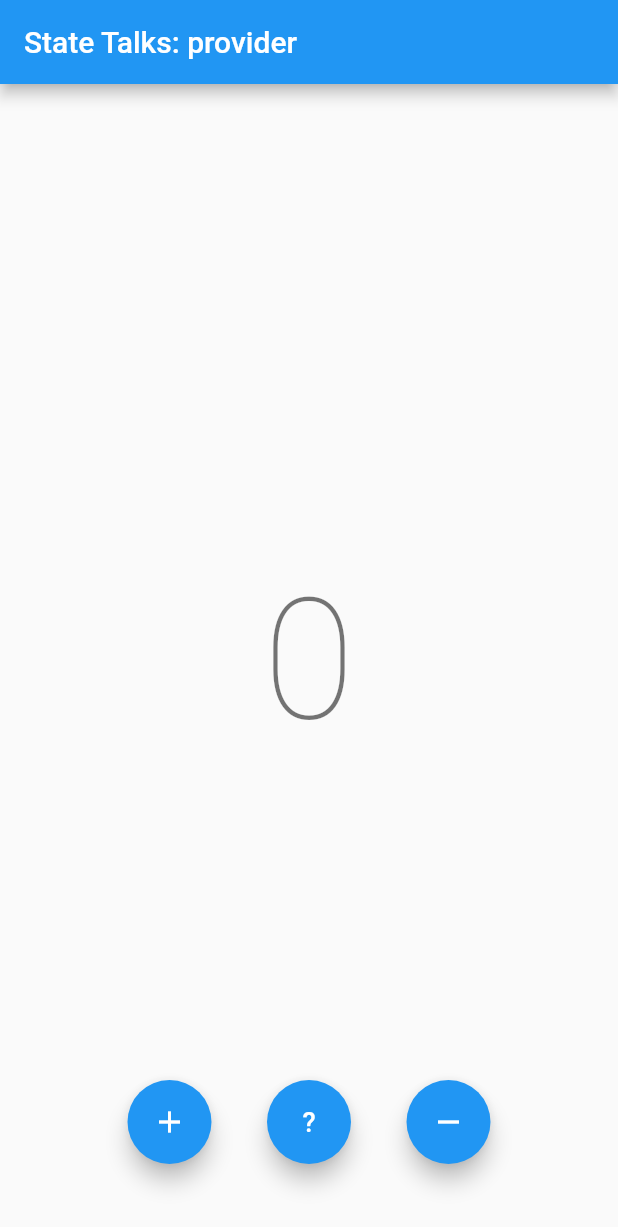
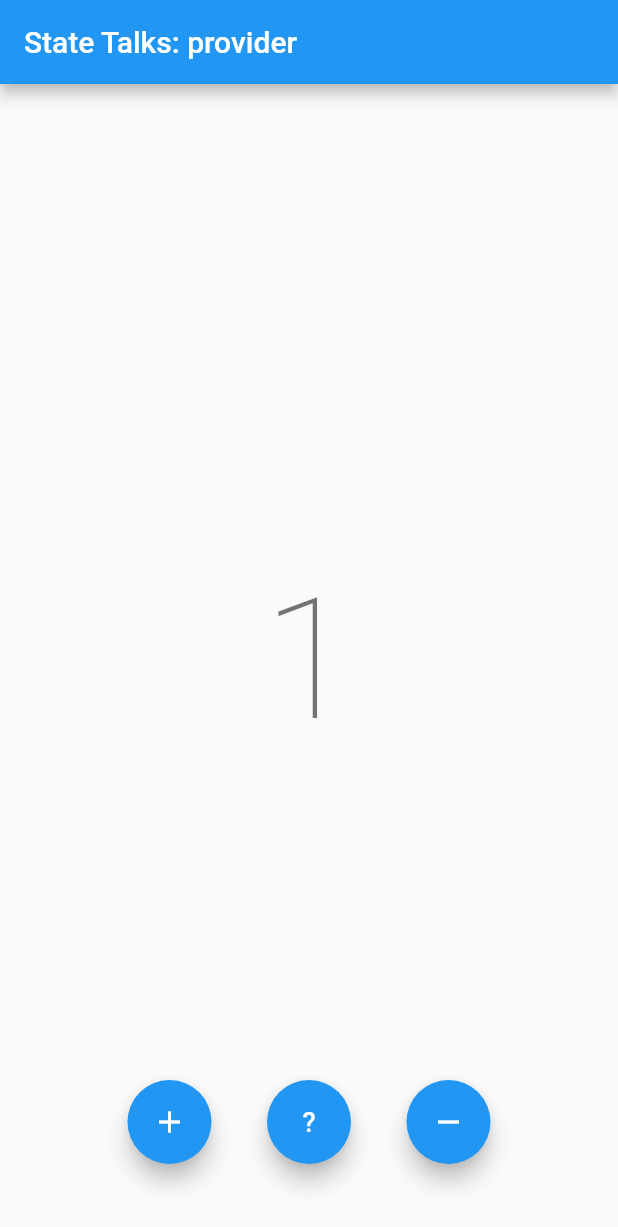
Before and after one commit to Flutter-Buddies/StateTalks, a Flutter app: the screen it shows after launch, after a tap on the "add" icon, on a phone screen of 412 x 824 dp. Shown: the top 1227 px of the screen. Run offline on Flutter 3.47's test engine with Material 2 defaults, Android fonts, the phone set to English and light mode, and no system bars.

Commit message:
provider/example/: huh, [add] what should be done fot InheritedWidget to work

```diff
--- a/provider/example/lib/counter_state.dart
+++ b/provider/example/lib/counter_state.dart
@@ -1,18 +1,47 @@
 import 'package:flutter/material.dart';
+import 'dart:math' as math;
 
-class CounterState extends InheritedWidget {
-  final int counterValue;
+class InheritedState extends InheritedWidget {
+  final CounterState counterState;
 
-  CounterState({
+  InheritedState({
     Key key,
-    @required this.counterValue,
+    @required this.counterState,
     @required Widget child,
   }) : super(key: key, child: child);
 
-  static CounterState of(BuildContext context) {
-    return context.dependOnInheritedWidgetOfExactType<CounterState>();
+  @override
+  bool updateShouldNotify(InheritedState old) => true;
+
+  static InheritedState of(BuildContext context) {
+    return context.dependOnInheritedWidgetOfExactType<InheritedState>();
   }
+}
+
+class CounterStateHolder extends StatefulWidget {
+  final Widget child;
+
+  CounterStateHolder({this.child});
 
   @override
-  bool updateShouldNotify(CounterState old) => counterValue != old.counterValue;
+  State<StatefulWidget> createState() => CounterState();
 }
+
+class CounterState extends State<CounterStateHolder> {
+  int _counterValue = 0;
+
+  int get counterValue => _counterValue;
+
+  void increment() => setState(() => _counterValue++);
+  void random() => setState(() => _counterValue = math.Random().nextInt(20));
+  void decrement() => setState(() => _counterValue--);
+
+  @override
+  Widget build(BuildContext context) {
+    print('aaaa');
+    return InheritedState(
+      counterState: this,
+      child: widget.child,
+    );
+  }
+}
--- a/provider/example/lib/main.dart
+++ b/provider/example/lib/main.dart
@@ -1,6 +1,5 @@
 import 'package:example/counter_state.dart';
 import 'package:flutter/material.dart';
-import 'dart:math' as math;
 
 void main() {
   runApp(MyApp());
@@ -11,8 +10,7 @@ class MyApp extends StatelessWidget {
   Widget build(BuildContext context) {
     return MaterialApp(
       debugShowCheckedModeBanner: false,
-      home: CounterState(
-        counterValue: 0,
+      home: CounterStateHolder(
         child: MyHomePage(),
       ),
     );
@@ -41,7 +39,7 @@ class CounterValue extends StatelessWidget {
   @override
   Widget build(BuildContext context) {
     return Text(
-      CounterState.of(context).counterValue.toString(),
+      InheritedState.of(context).counterState.counterValue.toString(),
       style: Theme.of(context).textTheme.headline1,
     );
   }
@@ -58,16 +56,17 @@ class ControlButtons extends StatelessWidget {
           mainAxisAlignment: MainAxisAlignment.spaceEvenly,
           children: [
             FloatingActionButton(
-              onPressed: () => CounterState.of(context).counterValue++,
+              onPressed: () =>
+                  InheritedState.of(context).counterState.increment(),
               child: Icon(Icons.add),
             ),
             FloatingActionButton(
-              onPressed: () => CounterState.of(context).counterValue =
-                  math.Random().nextInt(20),
+              onPressed: () => InheritedState.of(context).counterState.random(),
               child: Text('?', style: TextStyle(fontSize: 18)),
             ),
             FloatingActionButton(
-              onPressed: () => CounterState.of(context).counterValue--,
+              onPressed: () =>
+                  InheritedState.of(context).counterState.decrement(),
               child: Icon(Icons.remove),
             ),
           ],
```
